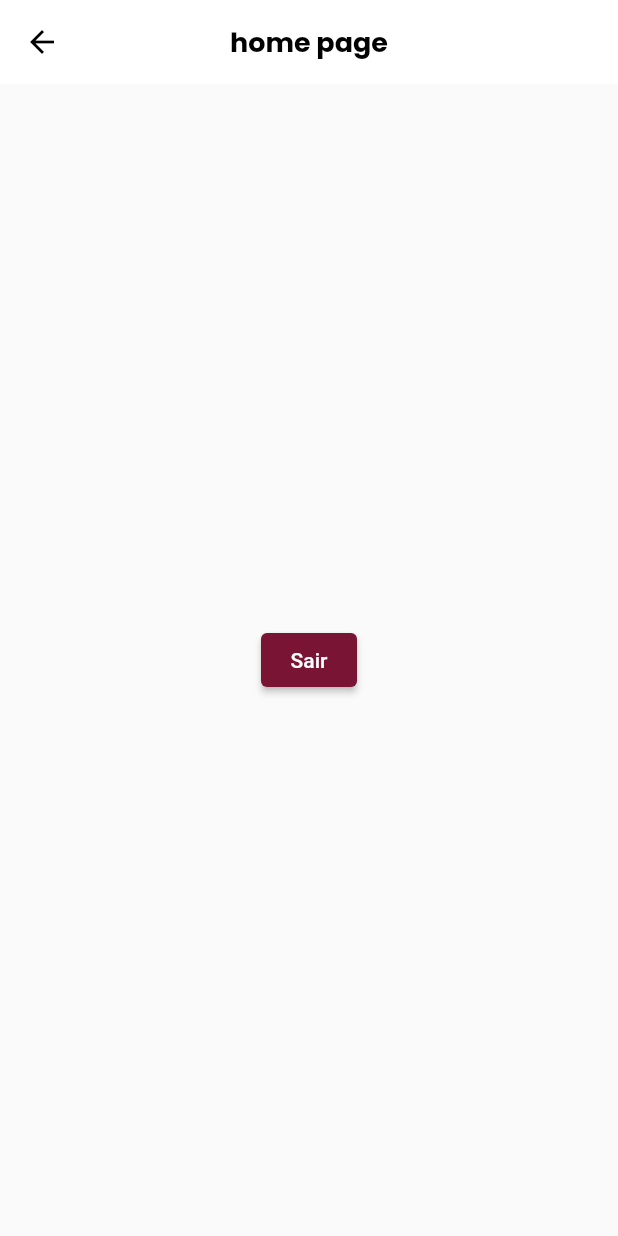
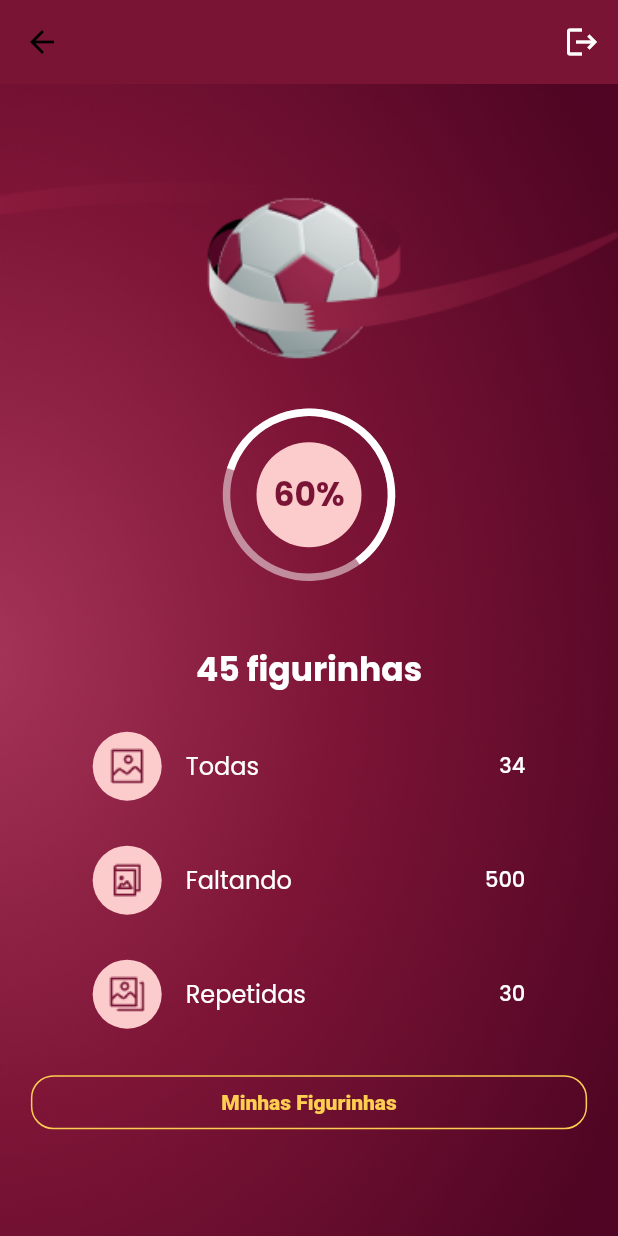
Before and after one commit to FilipeHaniel/fwc_album_app, a Flutter app: the HomePage screen opened by its route, on a phone screen of 412 x 824 dp. Run offline on Flutter 3.47's test engine with Material 2 defaults, Android fonts, the phone set to English and light mode, and no system bars; our stand-ins replace dio, loading_animation_widget, shared_preferences, top_snackbar_flutter; missing offline and left inert: flutter_getit, validatorless; accounts and stored records are empty; Roboto replaces fonts that are missing (MPlus1P).

Commit message:
implements home

```diff
--- a/lib/app/core/rest/custom_dio.dart
+++ b/lib/app/core/rest/custom_dio.dart
@@ -1,25 +1,36 @@
 import 'package:dio/dio.dart';
 import 'package:dio/io.dart';
 import 'package:fwc_album_app/app/core/config/env/env.dart';
+import 'package:fwc_album_app/app/core/rest/interceptors/auth_interceptor.dart';
 
 class CustomDio extends DioForNative {
+  final _authInterceptor = AuthInterceptor();
+
   CustomDio()
       : super(BaseOptions(
           baseUrl: Env.i['backend_base_url'] ?? '',
           connectTimeout: const Duration(milliseconds: 5000),
           receiveTimeout: const Duration(milliseconds: 60000),
         )) {
-    interceptors.add(LogInterceptor(requestBody: true, responseBody: true));
+    interceptors.add(LogInterceptor(
+      requestBody: true,
+      responseBody: true,
+      requestHeader: true,
+    ));
   }
 
   /// Para adicionar o interceptor que é responsável
   /// por fazer autenticação
   CustomDio auth() {
+    interceptors.add(_authInterceptor);
+
     return this;
   }
 
   /// Remover interceptor
   CustomDio unAuth() {
+    interceptors.remove(_authInterceptor);
+
     return this;
   }
 }
--- /dev/null
+++ b/lib/app/core/rest/interceptors/auth_interceptor.dart
@@ -0,0 +1,26 @@
+import 'package:dio/dio.dart';
+import 'package:flutter_getit/flutter_getit.dart';
+import 'package:fwc_album_app/app/core/ui/global/global_context.dart';
+import 'package:shared_preferences/shared_preferences.dart';
+
+class AuthInterceptor extends Interceptor {
+  @override
+  Future<void> onRequest(
+      RequestOptions options, RequestInterceptorHandler handler) async {
+    final sp = await SharedPreferences.getInstance();
+    final accessToken = sp.getString('accessToken');
+
+    options.headers['Authorization'] = 'Bearer $accessToken';
+
+    handler.next(options); //! Antenção!!!!
+  }
+
+  @override
+  void onError(DioException err, ErrorInterceptorHandler handler) {
+    if (err.response?.statusCode == 401) {
+      Injector.get<GlobalContext>().loginExpire();
+    } else {
+      handler.next(err);
+    }
+  }
+}
--- /dev/null
+++ b/lib/app/core/ui/global/global_context.dart
@@ -0,0 +1,3 @@
+abstract class GlobalContext {
+  Future<void> loginExpire();
+}
--- /dev/null
+++ b/lib/app/core/ui/global/global_context_impl.dart
@@ -0,0 +1,37 @@
+// ignore_for_file: public_member_api_docs, sort_constructors_first
+import 'package:flutter/material.dart';
+
+import 'package:fwc_album_app/app/core/ui/global/global_context.dart';
+import 'package:fwc_album_app/app/core/ui/styles/colors_app.dart';
+import 'package:fwc_album_app/app/repositories/auth/auth_repository.dart';
+import 'package:shared_preferences/shared_preferences.dart';
+import 'package:top_snackbar_flutter/custom_snack_bar.dart';
+import 'package:top_snackbar_flutter/top_snack_bar.dart';
+
+class GlobalContextImpl implements GlobalContext {
+  final GlobalKey<NavigatorState> navigatorKey;
+  final AuthRepository authRepository;
+
+  GlobalContextImpl({
+    required this.navigatorKey,
+    required this.authRepository,
+  });
+
+  @override
+  Future<void> loginExpire() async {
+    final sp = await SharedPreferences.getInstance();
+
+    sp.clear();
+
+    showTopSnackBar(
+      navigatorKey.currentState!.context as OverlayState,
+      CustomSnackBar.error(
+        message: 'Login Expirado',
+        backgroundColor: ColorsApp.i.primary,
+      ),
+    );
+
+    navigatorKey.currentState!
+        .pushNamedAndRemoveUntil('/auth/', (route) => false);
+  }
+}
--- a/lib/app/core/ui/styles/text_styles.dart
+++ b/lib/app/core/ui/styles/text_styles.dart
@@ -62,6 +62,11 @@ class TextStyles {
         fontSize: 22,
         color: Colors.black,
       );
+
+  TextStyle get titlePrimaryColor => textPrimaryFontBold.copyWith(
+        color: ColorsApp.i.primary,
+        fontSize: 22,
+      );
 }
 
 extension TextStylesExtensions on BuildContext {
--- a/lib/app/pages/home/home_page.dart
+++ b/lib/app/pages/home/home_page.dart
@@ -1,4 +1,12 @@
 import 'package:flutter/material.dart';
+import 'package:flutter_getit/flutter_getit.dart';
+import 'package:fwc_album_app/app/core/rest/custom_dio.dart';
+import 'package:fwc_album_app/app/core/ui/styles/button_styles.dart';
+import 'package:fwc_album_app/app/core/ui/styles/colors_app.dart';
+import 'package:fwc_album_app/app/core/ui/styles/text_styles.dart';
+import 'package:fwc_album_app/app/core/ui/widgets/button.dart';
+import 'package:fwc_album_app/app/pages/home/widgets/status_tile.dart';
+import 'package:fwc_album_app/app/pages/home/widgets/sticker_percent_widget.dart';
 import 'package:shared_preferences/shared_preferences.dart';
 
 class HomePage extends StatelessWidget {
@@ -7,18 +15,82 @@ class HomePage extends StatelessWidget {
   @override
   Widget build(BuildContext context) {
     return Scaffold(
-      appBar: AppBar(title: const Text('home page')),
-      body: Center(
-        child: ElevatedButton(
-          child: const Text('Sair'),
-          onPressed: () async {
-            final sp = await SharedPreferences.getInstance();
-
-            sp.clear();
-
-            Navigator.of(context).pushNamedAndRemoveUntil(
-              '/',
-              (route) => false,
+      backgroundColor: context.colors.primary,
+      appBar: AppBar(
+        elevation: 0,
+        backgroundColor: context.colors.primary,
+        actions: [
+          IconButton(
+            icon: const Icon(
+              Icons.logout,
+              color: Colors.white,
+            ),
+            onPressed: () {},
+          ),
+        ],
+      ),
+      body: Container(
+        decoration: const BoxDecoration(
+          image: DecorationImage(
+            image: AssetImage('assets/images/background.png'),
+            fit: BoxFit.cover,
+          ),
+        ),
+        child: LayoutBuilder(
+          builder: (_, constrains) {
+            return ConstrainedBox(
+              constraints: BoxConstraints(minHeight: constrains.maxHeight),
+              child: Center(
+                child: SingleChildScrollView(
+                  child: Column(
+                    children: [
+                      Container(
+                        padding: const EdgeInsets.only(bottom: 35),
+                        width: MediaQuery.of(context).size.width,
+                        child: Image.asset(
+                          'assets/images/bola.png',
+                          fit: BoxFit.cover,
+                        ),
+                      ),
+                      const StickerPercentWidget(percent: 60),
+                      const SizedBox(height: 45),
+                      Text(
+                        '45 figurinhas',
+                        style: context.textStyles.titleWhite,
+                      ),
+                      const SizedBox(height: 20),
+                      StatusTile(
+                        icon: Image.asset('assets/images/all_icon.png'),
+                        label: 'Todas',
+                        value: 34,
+                      ),
+                      const SizedBox(height: 20),
+                      StatusTile(
+                        icon: Image.asset('assets/images/missing_icon.png'),
+                        label: 'Faltando',
+                        value: 500,
+                      ),
+                      const SizedBox(height: 20),
+                      StatusTile(
+                        icon: Image.asset('assets/images/repeated_icon.png'),
+                        label: 'Repetidas',
+                        value: 30,
+                      ),
+                      const SizedBox(height: 20),
+                      Button(
+                        label: 'Minhas Figurinhas',
+                        width: MediaQuery.of(context).size.width * .9,
+                        outline: true,
+                        style: context.buttonStyles.yellowOutineButton,
+                        labelStyle: context
+                            .textStyles.textSecondaryFontExtraBold
+                            .copyWith(color: context.colors.yellow),
+                        onPressed: () {},
+                      ),
+                    ],
+                  ),
+                ),
+              ),
             );
           },
         ),
--- /dev/null
+++ b/lib/app/pages/home/widgets/status_tile.dart
@@ -0,0 +1,44 @@
+import 'package:flutter/material.dart';
+import 'package:fwc_album_app/app/core/ui/styles/colors_app.dart';
+import 'package:fwc_album_app/app/core/ui/styles/text_styles.dart';
+
+class StatusTile extends StatelessWidget {
+  final Image icon;
+  final String label;
+  final int value;
+
+  const StatusTile({
+    required this.icon,
+    required this.label,
+    required this.value,
+    super.key,
+  });
+
+  @override
+  Widget build(BuildContext context) {
+    return SizedBox(
+      width: MediaQuery.of(context).size.width * .7,
+      child: ListTile(
+        leading: SizedBox(
+          width: 46,
+          child: CircleAvatar(
+            radius: 46,
+            backgroundColor: context.colors.grey,
+            child: icon,
+          ),
+        ),
+        contentPadding: EdgeInsets.zero,
+        title: Text(
+          label,
+          style: context.textStyles.textPrimaryFontRegular
+              .copyWith(color: Colors.white),
+        ),
+        trailing: Text(
+          '$value',
+          style: context.textStyles.textPrimaryFontMedium
+              .copyWith(color: Colors.white),
+        ),
+      ),
+    );
+  }
+}
--- /dev/null
+++ b/lib/app/pages/home/widgets/sticker_percent_widget.dart
@@ -0,0 +1,48 @@
+import 'dart:math';
+
+import 'package:flutter/material.dart';
+import 'package:fwc_album_app/app/core/ui/styles/colors_app.dart';
+import 'package:fwc_album_app/app/core/ui/styles/text_styles.dart';
+
+class StickerPercentWidget extends StatelessWidget {
+  final int percent;
+
+  const StickerPercentWidget({
+    required this.percent,
+    super.key,
+  });
+
+  @override
+  Widget build(BuildContext context) {
+    return Stack(
+      alignment: Alignment.center,
+      children: [
+        Container(
+          width: 70,
+          height: 70,
+          decoration:
+              BoxDecoration(color: context.colors.grey, shape: BoxShape.circle),
+          child: Center(
+            child: Text(
+              '$percent%',
+              style: context.textStyles.titlePrimaryColor,
+            ),
+          ),
+        ),
+        SizedBox(
+          height: 110,
+          width: 110,
+          child: Transform.rotate(
+            angle: -pi / 2.5,
+            child: CircularProgressIndicator(
+              value: percent / 100,
+              color: Colors.white,
+              strokeWidth: 5,
+              backgroundColor: Colors.white.withOpacity(.5),
+            ),
+          ),
+        ),
+      ],
+    );
+  }
+}
--- a/lib/fwc_album_app.dart
+++ b/lib/fwc_album_app.dart
@@ -1,6 +1,8 @@
 import 'package:flutter/material.dart';
 import 'package:flutter_getit/flutter_getit.dart';
 import 'package:fwc_album_app/app/core/rest/custom_dio.dart';
+import 'package:fwc_album_app/app/core/ui/global/global_context.dart';
+import 'package:fwc_album_app/app/core/ui/global/global_context_impl.dart';
 import 'package:fwc_album_app/app/core/ui/theme/theme_config.dart';
 import 'package:fwc_album_app/app/pages/auth/login/login_page.dart';
 import 'package:fwc_album_app/app/pages/auth/login/login_route.dart';
@@ -11,7 +13,9 @@ import 'package:fwc_album_app/app/repositories/auth/auth_repository.dart';
 import 'package:fwc_album_app/app/repositories/auth/auth_repository_impl.dart';
 
 class FwcAlbumApp extends StatelessWidget {
-  const FwcAlbumApp({super.key});
+  final navigatorKey = GlobalKey<NavigatorState>();
+
+  FwcAlbumApp({super.key});
 
   @override
   Widget build(BuildContext context) {
@@ -19,10 +23,13 @@ class FwcAlbumApp extends StatelessWidget {
       bindingsBuilder: () => [
         Bind.lazySingleton<CustomDio>((i) => CustomDio()),
         Bind.lazySingleton<AuthRepository>((i) => AuthRepositoryImpl(dio: i())),
+        Bind.lazySingleton<GlobalContext>((i) =>
+            GlobalContextImpl(navigatorKey: navigatorKey, authRepository: i())),
       ],
       child: MaterialApp(
         title: 'Fifa World Cup Album',
         debugShowCheckedModeBanner: false,
+        navigatorKey: navigatorKey,
         theme: ThemeConfig.theme,
         routes: {
           '/': (_) => const SplashRoute(),
--- a/lib/main.dart
+++ b/lib/main.dart
@@ -5,5 +5,5 @@ import 'package:fwc_album_app/fwc_album_app.dart';
 Future<void> main() async {
   await Env.i.load();
 
-  runApp(const FwcAlbumApp());
+  runApp(FwcAlbumApp());
 }
```
